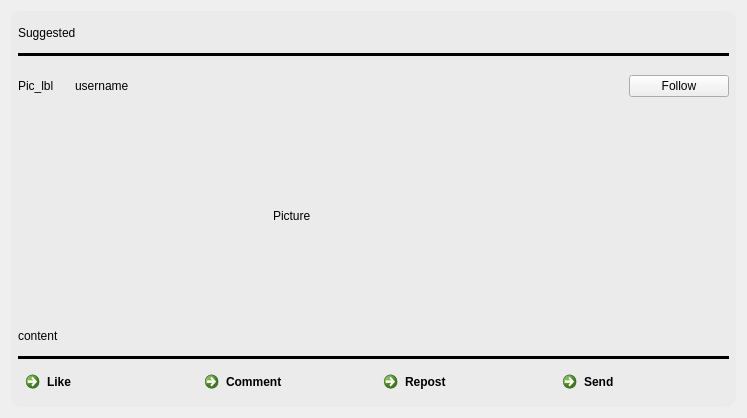
saeedsamimi/InLink, file Components/Delegates/postwidget.ui: the form before one commit.
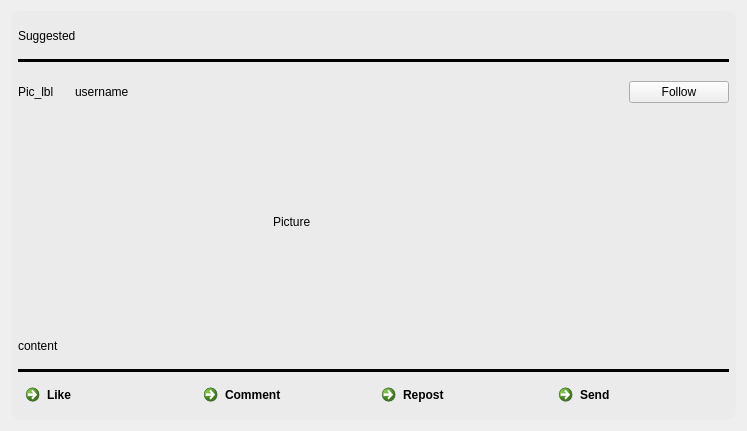
The form after the commit. Icons and pictures are not drawn.

Diff of the .ui file:
```diff
--- a/Components/Delegates/postwidget.ui
+++ b/Components/Delegates/postwidget.ui
@@ -7,7 +7,7 @@
     <x>0</x>
     <y>0</y>
     <width>747</width>
-    <height>418</height>
+    <height>431</height>
    </rect>
   </property>
   <property name="windowTitle">
@@ -211,7 +211,23 @@
        </widget>
       </item>
       <item>
+       <widget class="QWidget" name="bottom_widget" native="true">
        <layout class="QHBoxLayout" name="bottom_layout">
+         <property name="spacing">
+          <number>0</number>
+         </property>
+         <property name="leftMargin">
+          <number>0</number>
+         </property>
+         <property name="topMargin">
+          <number>0</number>
+         </property>
+         <property name="rightMargin">
+          <number>0</number>
+         </property>
+         <property name="bottomMargin">
+          <number>0</number>
+         </property>
         <item>
          <widget class="QCommandLinkButton" name="like_link_btn">
           <property name="sizePolicy">
@@ -281,6 +297,7 @@
          </widget>
         </item>
        </layout>
+       </widget>
       </item>
      </layout>
     </widget>
```
Lines whose indentation alone changed are shown as unchanged.
